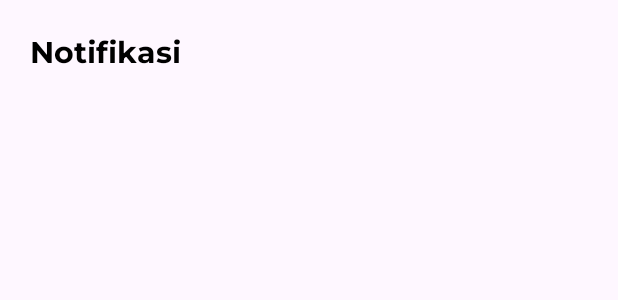
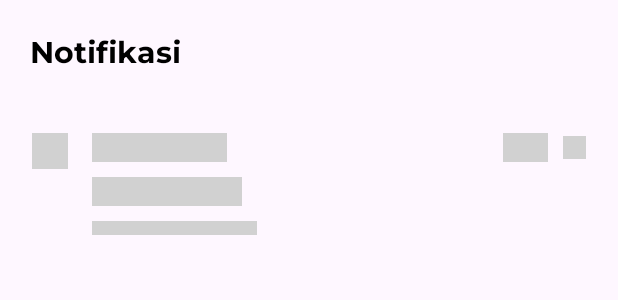
Before and after one commit to mocharvy/Final-Project, an Android app: the layout fragment_notifikasi.xml on its own in the app's theme, with its tools: preview values and no code run, on a phone screen of 412 x 824 dp. Shown: the top 300 px of the screen. Run offline under Robolectric (Android 15) with nearby library versions, the phone set to English and light mode, and no system bars.

Commit message:
shimmer notification

```diff
--- a/app/src/main/res/layout/fragment_notifikasi.xml
+++ b/app/src/main/res/layout/fragment_notifikasi.xml
@@ -19,6 +19,27 @@
         app:layout_constraintStart_toStartOf="parent"
         app:layout_constraintTop_toTopOf="parent" />
 
+    <com.facebook.shimmer.ShimmerFrameLayout
+        android:id="@+id/shimmerFrameLayout"
+        android:layout_width="match_parent"
+        android:layout_height="0dp"
+        android:layout_marginTop="20dp"
+        android:padding="5dp"
+        app:layout_constraintEnd_toEndOf="parent"
+        app:layout_constraintStart_toStartOf="parent"
+        app:layout_constraintTop_toBottomOf="@+id/textView2">
+
+        <LinearLayout
+            android:layout_width="match_parent"
+            android:layout_height="match_parent"
+            android:orientation="vertical">
+
+            <include layout="@layout/placeholder_notification" />
+
+
+
+        </LinearLayout>
+    </com.facebook.shimmer.ShimmerFrameLayout>
 
 
 
--- a/app/src/main/res/layout/placeholder_item_course.xml
+++ b/app/src/main/res/layout/placeholder_item_course.xml
@@ -2,7 +2,7 @@
 <androidx.constraintlayout.widget.ConstraintLayout xmlns:android="http://schemas.android.com/apk/res/android"
     xmlns:app="http://schemas.android.com/apk/res-auto"
     android:layout_width="match_parent"
-    android:layout_height="255dp"
+    android:layout_height="260dp"
     android:layout_marginStart="10dp"
     android:layout_marginEnd="10dp">
 
@@ -13,6 +13,7 @@
         android:backgroundTint="@color/light_gray"
         android:elevation="20dp"
         android:padding="5dp"
+        android:layout_marginBottom="10dp"
         app:cardCornerRadius="20dp"
         app:layout_constraintBottom_toBottomOf="parent"
         app:layout_constraintEnd_toEndOf="parent"
@@ -130,7 +131,9 @@
                 android:layout_height="25dp"
                 android:layout_marginStart="10dp"
                 android:layout_marginTop="15dp"
+                android:layout_marginBottom="20dp"
                 android:background="@color/medium_gray"
+                app:layout_constraintBottom_toBottomOf="parent"
                 app:layout_constraintStart_toStartOf="parent"
                 app:layout_constraintTop_toBottomOf="@id/view_level" />
 
--- /dev/null
+++ b/app/src/main/res/layout/placeholder_notification.xml
@@ -0,0 +1,67 @@
+<?xml version="1.0" encoding="utf-8"?>
+<androidx.constraintlayout.widget.ConstraintLayout xmlns:android="http://schemas.android.com/apk/res/android"
+    xmlns:app="http://schemas.android.com/apk/res-auto"
+    xmlns:tools="http://schemas.android.com/tools"
+    android:layout_width="match_parent"
+    android:padding="16dp"
+    android:layout_height="100dp">
+
+    <ImageView
+        android:id="@+id/imageView"
+        android:layout_width="24dp"
+        android:layout_height="24dp"
+        android:background="@color/medium_gray"
+        app:layout_constraintStart_toStartOf="parent"
+        app:layout_constraintTop_toTopOf="parent" />
+
+    <TextView
+        android:layout_marginStart="16dp"
+        android:id="@+id/title_notification"
+        android:layout_width="90dp"
+        android:layout_height="wrap_content"
+        android:background="@color/medium_gray"
+        android:fontFamily="@font/montserrat_bold"
+        android:textColor="@color/dark_blue"
+        app:layout_constraintStart_toEndOf="@+id/imageView"
+        app:layout_constraintTop_toTopOf="parent" />
+
+    <TextView
+        android:id="@+id/text_notification"
+        android:layout_width="100dp"
+        android:layout_height="wrap_content"
+        android:fontFamily="@font/montserrat_bold"
+        android:background="@color/medium_gray"
+        android:layout_marginTop="10dp"
+        app:layout_constraintStart_toStartOf="@+id/title_notification"
+        app:layout_constraintTop_toBottomOf="@+id/title_notification" />
+
+    <TextView
+        android:id="@+id/sub_text_notification"
+        android:layout_width="110dp"
+        android:layout_height="wrap_content"
+        android:fontFamily="@font/montserrat_regular"
+        android:background="@color/medium_gray"
+        android:layout_marginTop="10dp"
+        app:layout_constraintStart_toStartOf="@+id/text_notification"
+        app:layout_constraintTop_toBottomOf="@+id/text_notification" />
+
+    <TextView
+        android:id="@+id/text_date"
+        android:layout_width="30dp"
+        android:layout_height="wrap_content"
+        android:fontFamily="@font/montserrat_regular"
+        android:background="@color/medium_gray"
+        android:layout_marginEnd="10dp"
+        app:layout_constraintEnd_toStartOf="@+id/iv_indicator_notification"
+        app:layout_constraintTop_toTopOf="parent" />
+
+    <ImageView
+        android:id="@+id/iv_indicator_notification"
+        android:layout_width="15dp"
+        android:layout_height="15dp"
+        android:background="@color/medium_gray"
+        app:layout_constraintBottom_toBottomOf="@+id/text_date"
+        app:layout_constraintEnd_toEndOf="parent"
+        app:layout_constraintTop_toTopOf="parent" />
+
+</androidx.constraintlayout.widget.ConstraintLayout>
```
